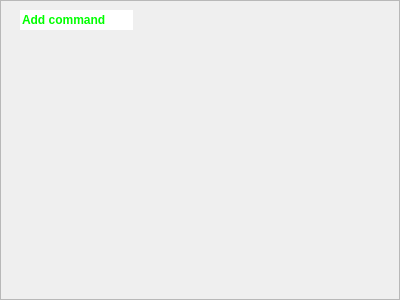
Before: the Qt Designer form iDom_Client/frameoptions.ui in cyniu88/QT_kurs, drawn with Qt 5.
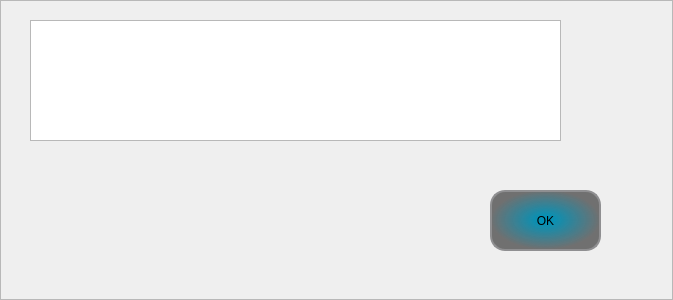
After: the same form once the commit is applied. Icons and pictures are not drawn.

The edit to the form file:
```diff
--- a/iDom_Client/frameoptions.ui
+++ b/iDom_Client/frameoptions.ui
@@ -6,7 +6,7 @@
    <rect>
     <x>0</x>
     <y>0</y>
-    <width>400</width>
+    <width>673</width>
     <height>300</height>
    </rect>
   </property>
@@ -22,29 +22,40 @@
   <property name="frameShadow">
    <enum>QFrame::Raised</enum>
   </property>
-  <widget class="QLineEdit" name="lineEdit">
+  <widget class="QTextEdit" name="textEditCommandList">
    <property name="geometry">
     <rect>
-     <x>20</x>
-     <y>10</y>
-     <width>113</width>
-     <height>20</height>
+     <x>30</x>
+     <y>20</y>
+     <width>531</width>
+     <height>121</height>
     </rect>
    </property>
-   <property name="font">
-    <font>
-     <weight>75</weight>
-     <bold>true</bold>
-    </font>
-   </property>
    <property name="styleSheet">
     <string notr="true">color: rgb(0, 255, 0);</string>
    </property>
+  </widget>
+  <widget class="QPushButton" name="okbutton">
+   <property name="geometry">
+    <rect>
+     <x>490</x>
+     <y>190</y>
+     <width>111</width>
+     <height>61</height>
+    </rect>
+   </property>
+   <property name="styleSheet">
+    <string notr="true">QPushButton {background-color: qradialgradient(spread:pad, cx:0.499807, cy:0.489, radius:0.5, fx:0.499, fy:0.488909, stop:0.0795455 rgba(0, 147, 185, 255), stop:1 rgba(30, 30, 30, 155));
+ border: 2px solid #8f8f91;
+border-radius: 15px;
+}
+QPushButton:pressed {
+border:none;
+}
+   </string>
+   </property>
    <property name="text">
-    <string>Add command</string>
-   </property>
-   <property name="frame">
-    <bool>false</bool>
+    <string>OK</string>
    </property>
   </widget>
  </widget>
```
